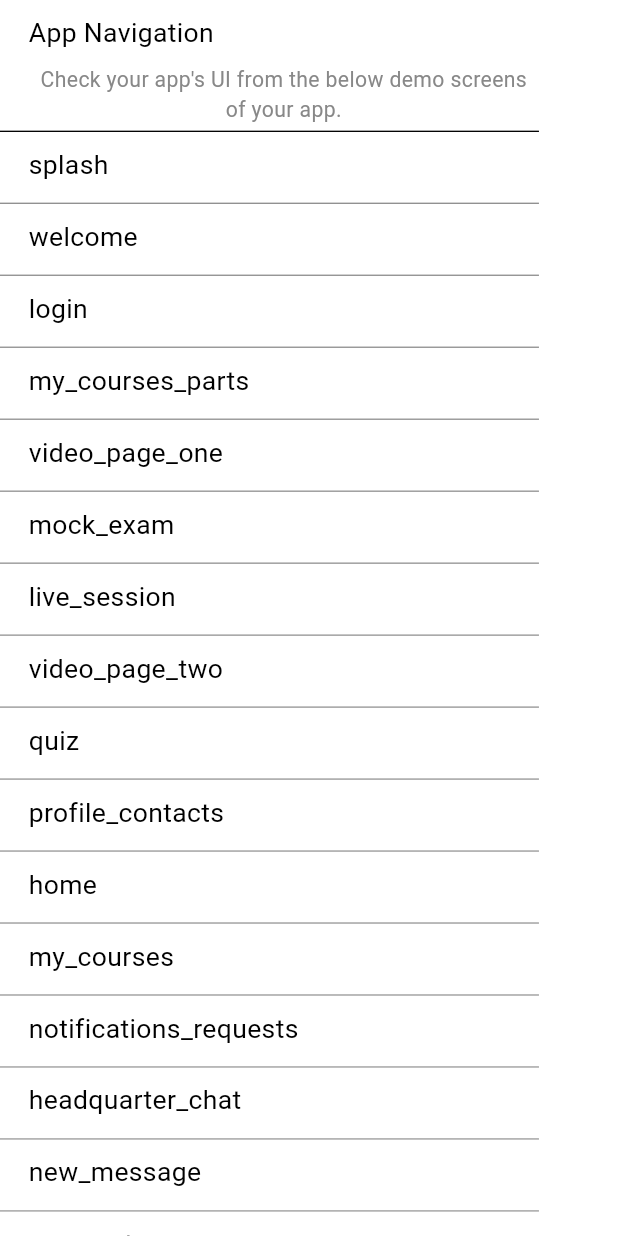
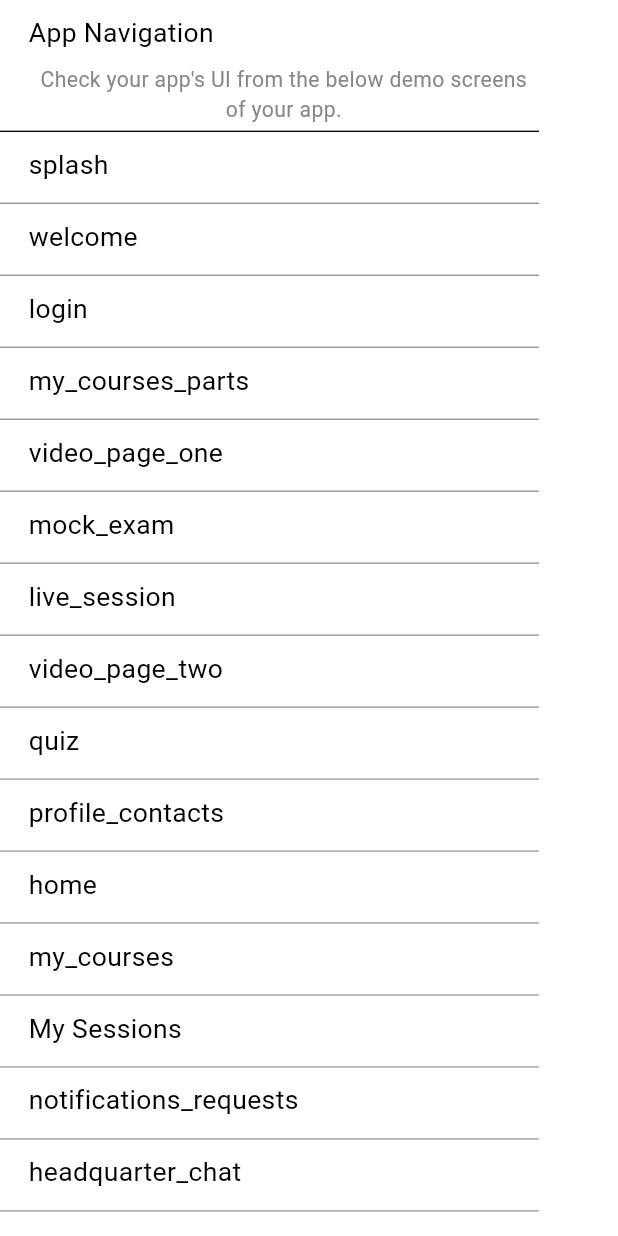
Before and after one commit to ziyadmansy/math-courses-generated-flutter-app, a Flutter app: the AppNavigationScreen screen opened by its route, on a phone screen of 412 x 824 dp. Run offline on Flutter 3.47's test engine with Material 3 defaults, Android fonts, the light colour scheme and no system bars; our stand-ins replace cached_network_image, connectivity_plus, flutter_svg, google_maps_flutter, shared_preferences; accounts and stored records are empty.

Commit message:
sessions page

```diff
--- a/lib/presentation/app_navigation_screen/app_navigation_screen.dart
+++ b/lib/presentation/app_navigation_screen/app_navigation_screen.dart
@@ -114,6 +114,12 @@ class AppNavigationScreenState extends State<AppNavigationScreen> {
                           screenTitle: "my_courses".tr,
                           onTapScreenTitle: () =>
                               onTapScreenTitle(AppRoutes.myCoursesScreen),
+                        ),
+                        _buildScreenTitle(
+                          context,
+                          screenTitle: 'My Sessions',
+                          onTapScreenTitle: () =>
+                              onTapScreenTitle(AppRoutes.myCoursesSessionsPage),
                         ),
                         _buildScreenTitle(
                           context,
--- a/lib/presentation/home_screen/home_page.dart
+++ b/lib/presentation/home_screen/home_page.dart
@@ -530,7 +530,7 @@ class _HomepageState extends State<Homepage> {
   /// Navigates to the myCoursesScreen when the action is triggered.
   onTapTxtViewAll1(BuildContext context) {
     NavigatorService.pushNamed(
-      AppRoutes.myCoursesScreen,
+      AppRoutes.myCoursesSessionsPage,
     );
   }
 }
--- a/lib/presentation/my_courses_sessions_page/widgets/sessioncomponentsection_item_widget.dart
+++ b/lib/presentation/my_courses_sessions_page/widgets/sessioncomponentsection_item_widget.dart
@@ -66,9 +66,7 @@ class SessioncomponentsectionItemWidget extends StatelessWidget {
             ),
           ),
           SizedBox(height: 7.v),
-          SizedBox(
-            width: 177.h,
-            child: Text(
+          Text(
             sessioncomponentsectionItemModelObj.descriptionText!,
             maxLines: 2,
             overflow: TextOverflow.ellipsis,
@@ -77,7 +75,6 @@ class SessioncomponentsectionItemWidget extends StatelessWidget {
               fontSize: 16.fSize,
               fontFamily: 'Nunito Sans',
               fontWeight: FontWeight.w300,
-              ),
             ),
           ),
           SizedBox(height: 2.v),
--- a/lib/routes/app_routes.dart
+++ b/lib/routes/app_routes.dart
@@ -1,4 +1,5 @@
 import 'package:flutter/material.dart';
+import 'package:math_courses/presentation/my_courses_sessions_page/my_courses_sessions_page.dart';
 import 'package:math_courses/presentation/profile_finished_courses_page/profile_finished_courses_page.dart';
 import 'package:math_courses/presentation/splash_screen/splash_screen.dart';
 import 'package:math_courses/presentation/welcome_screen/welcome_screen.dart';
@@ -89,6 +90,7 @@ class AppRoutes {
         profileContactsScreen: ProfileContactsScreen.builder,
         homeScreen: HomeScreen.builder,
         myCoursesScreen: MyCoursesScreen.builder,
+        myCoursesSessionsPage: MyCoursesSessionsPage.builder,
         notificationsRequestsScreen: NotificationsRequestsScreen.builder,
         headquarterChatScreen: HeadquarterChatScreen.builder,
         newMessageScreen: NewMessageScreen.builder,
```
Also changed, not shown: lib/presentation/my_courses_sessions_page/my_courses_sessions_page.dart (+15 -28 lines). Lines whose indentation alone changed are shown as unchanged.
